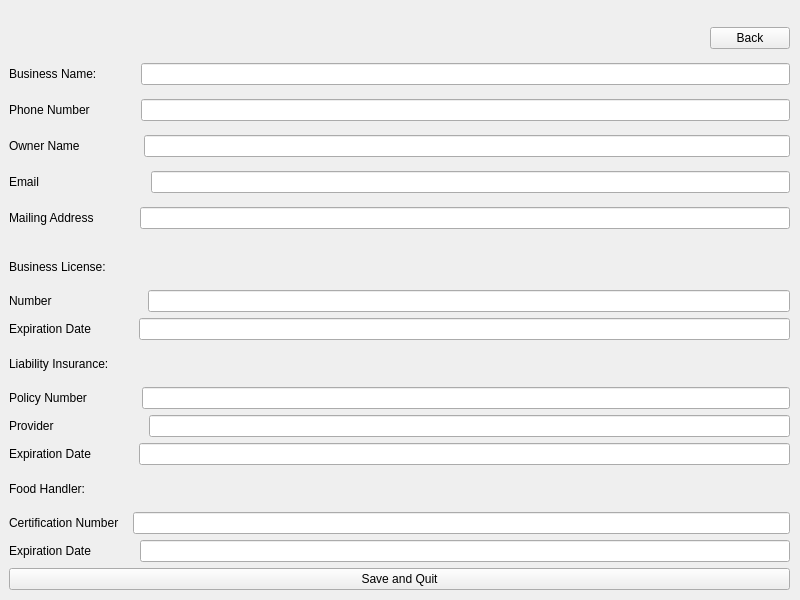
Before: the Qt Designer form COMP-3007-Term-Project/market.ui in AndreaOfTheEast/COMP-3007-Term-Project, drawn with Qt 5.
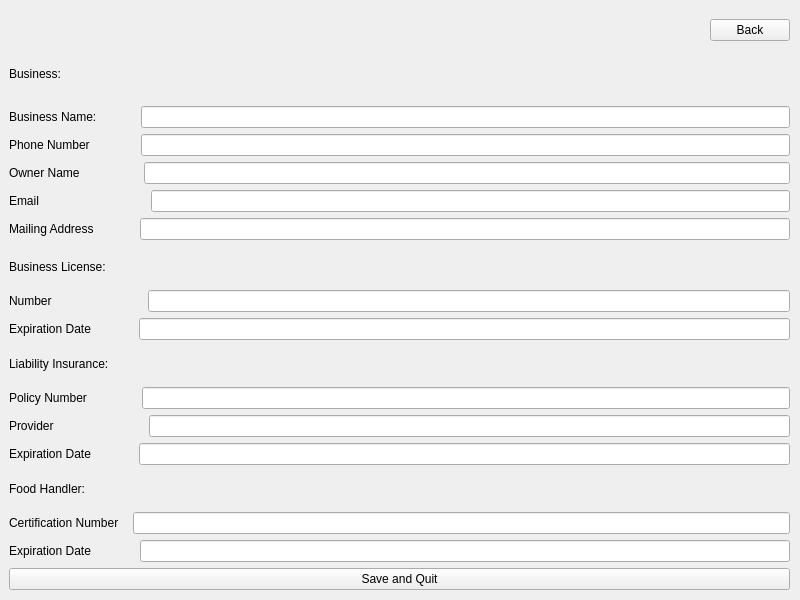
After: the same form once the commit is applied.

Commit message: Added Edit user info page

```diff
--- a/COMP-3007-Term-Project/market.ui
+++ b/COMP-3007-Term-Project/market.ui
@@ -413,6 +413,13 @@
            </item>
           </layout>
          </item>
+         <item>
+          <widget class="QLabel" name="label_23">
+           <property name="text">
+            <string>Business:</string>
+           </property>
+          </widget>
+         </item>
          <item>
           <layout class="QHBoxLayout" name="horizontalLayout_12">
            <property name="bottomMargin">
```
The commit also changes 1 other file.
